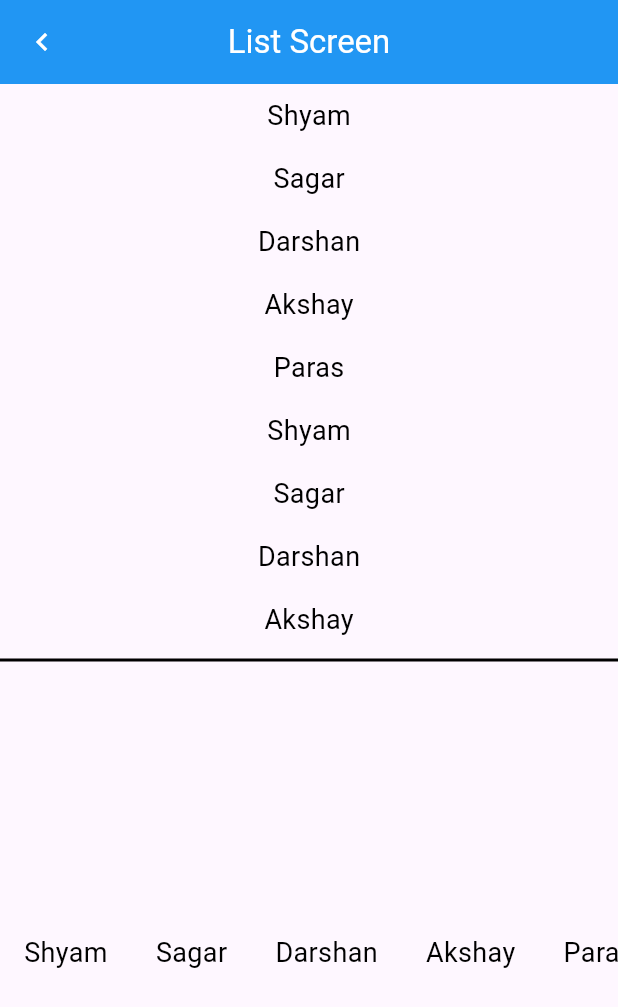
After one commit to shyambuhecha7/flutter-journey, a Flutter app: the screen it shows after launch, after a tap on "List Screen", on a phone screen of 412 x 824 dp. The commit adds this screen. Shown: the top 1007 px of the screen. Run offline on Flutter 3.47's test engine with Material 3 defaults, Android fonts, the phone set to English and light mode, and no system bars.

Commit message:
Listview and Tiles

```diff
--- a/lib/HomeScreen.dart
+++ b/lib/HomeScreen.dart
@@ -2,6 +2,8 @@ import 'package:flutter/material.dart';
 import 'package:my_first_project/GridScreen.dart';
 import 'package:my_first_project/components/custom_button.dart';
 import 'package:my_first_project/components/custom_text_field.dart';
+import 'package:my_first_project/screens/ListScreen.dart';
+import 'package:my_first_project/screens/ListTileScreen.dart';
 
 import 'SignUpScreen.dart';
 
@@ -54,8 +56,18 @@ class _HomescreenState extends State<Homescreen> {
             SizedBox(height: 12),
 
             Custombutton(
-              text: "Custom Button",
-              onPress: () {},
+              text: "List Screen",
+              onPress: () {Navigator.push(context, MaterialPageRoute(builder: (context) => Listscreen()
+              ));},
+              padding: EdgeInsets.symmetric(horizontal: 12, vertical: 6),
+            ),
+
+            SizedBox(height: 12),
+
+            Custombutton(
+              text: "ListTile Screen",
+              onPress: () {Navigator.push(context, MaterialPageRoute(builder: (context) => ListTileScreen()
+              ));},
               padding: EdgeInsets.symmetric(horizontal: 12, vertical: 6),
             ),
 
--- /dev/null
+++ b/lib/screens/ListScreen.dart
@@ -0,0 +1,78 @@
+import 'package:flutter/material.dart';
+
+class Listscreen extends StatelessWidget {
+  const Listscreen({super.key});
+
+  @override
+  Widget build(BuildContext context) {
+    var arrNames = ['Shyam', 'Sagar', 'Darshan', "Akshay", 'Paras','Shyam', 'Sagar', 'Darshan', "Akshay", 'Paras','Shyam', 'Sagar', 'Darshan', "Akshay", 'Paras','Shyam', 'Sagar', 'Darshan', "Akshay", 'Paras','Shyam', 'Sagar', 'Darshan', "Akshay", 'Paras','Shyam', 'Sagar', 'Darshan', "Akshay", 'Paras','Shyam', 'Sagar', 'Darshan', "Akshay", 'Paras','Shyam', 'Sagar', 'Darshan', "Akshay", 'Paras','Shyam', 'Sagar', 'Darshan', "Akshay", 'Paras','Shyam', 'Sagar', 'Darshan', "Akshay", 'Paras'];
+
+    return Scaffold(
+      appBar: AppBar(
+        title: Text("List Screen", style: TextStyle(color: Colors.white)),
+        leading: IconButton(
+          onPressed: () {
+            Navigator.pop(context);
+          },
+          icon: Icon(Icons.navigate_before, size: 24, color: Colors.white),
+        ),
+        centerTitle: true,
+        backgroundColor: Colors.blue,
+      ),
+      body: Column(
+        crossAxisAlignment: CrossAxisAlignment.center,
+        mainAxisAlignment: MainAxisAlignment.start,
+        mainAxisSize: MainAxisSize.max,
+        children: [
+          Expanded(
+            child: ListView.builder(
+              itemBuilder: (context, index) {
+                return Row(
+                  mainAxisSize: MainAxisSize.max,
+                  crossAxisAlignment: CrossAxisAlignment.center,
+                  mainAxisAlignment: MainAxisAlignment.center,
+                  children: [
+                    Padding(
+                      padding: const EdgeInsets.symmetric(horizontal: 16,vertical: 8),
+                      child: Text(
+                        arrNames[index],
+                        style: TextStyle(color: Colors.black, fontSize: 18),
+                      ),
+                    ),
+                  ],
+                );
+              },
+              scrollDirection: Axis.vertical,
+              itemCount: arrNames.length,
+            ),
+          ),
+
+          Divider(height: 12,thickness: 2,color: Colors.black),
+
+          Expanded(
+            child: ListView.builder(
+              itemBuilder: (context, index) {
+                return Row(
+                  mainAxisSize: MainAxisSize.max,
+                  crossAxisAlignment: CrossAxisAlignment.center,
+                  mainAxisAlignment: MainAxisAlignment.center,
+                  children: [
+                    Padding(
+                      padding: const EdgeInsets.symmetric(horizontal: 16,vertical: 8),
+                      child: Text(
+                        arrNames[index],
+                        style: TextStyle(color: Colors.black, fontSize: 18),
+                      ),
+                    ),
+                  ],
+                );
+              },
+              scrollDirection: Axis.horizontal,
+              itemCount: arrNames.length,
+            ),
+          ),
+        ],
+      ),
+    );
+  }
+}
```
Also changed, not shown: lib/screens/ListTileScreen.dart (added, +52 -0 lines).
